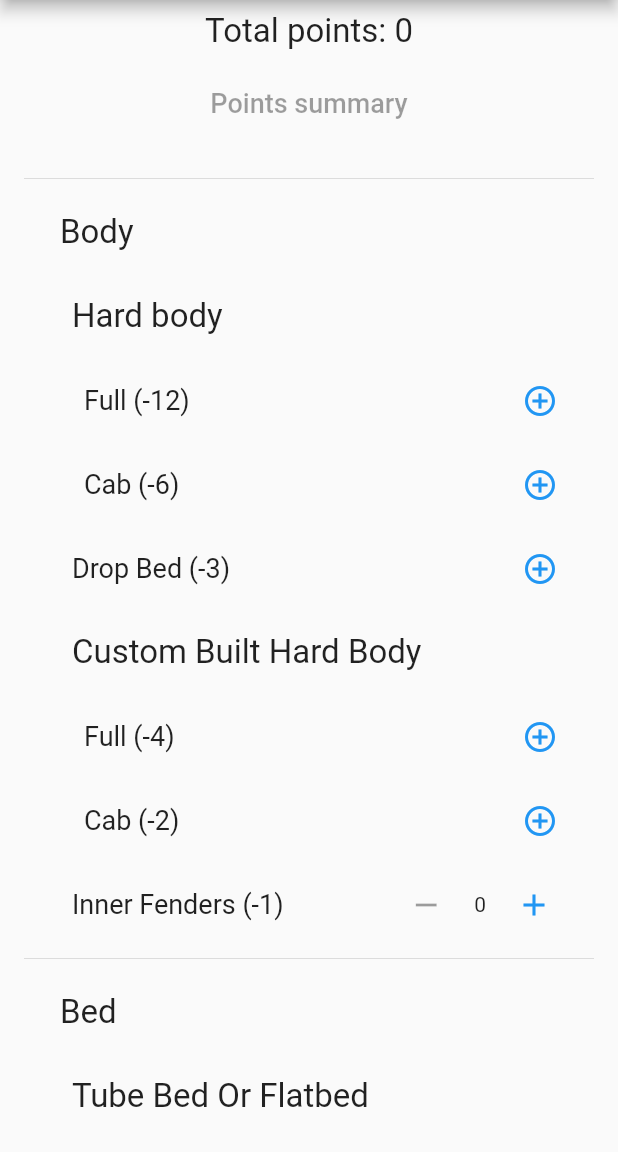
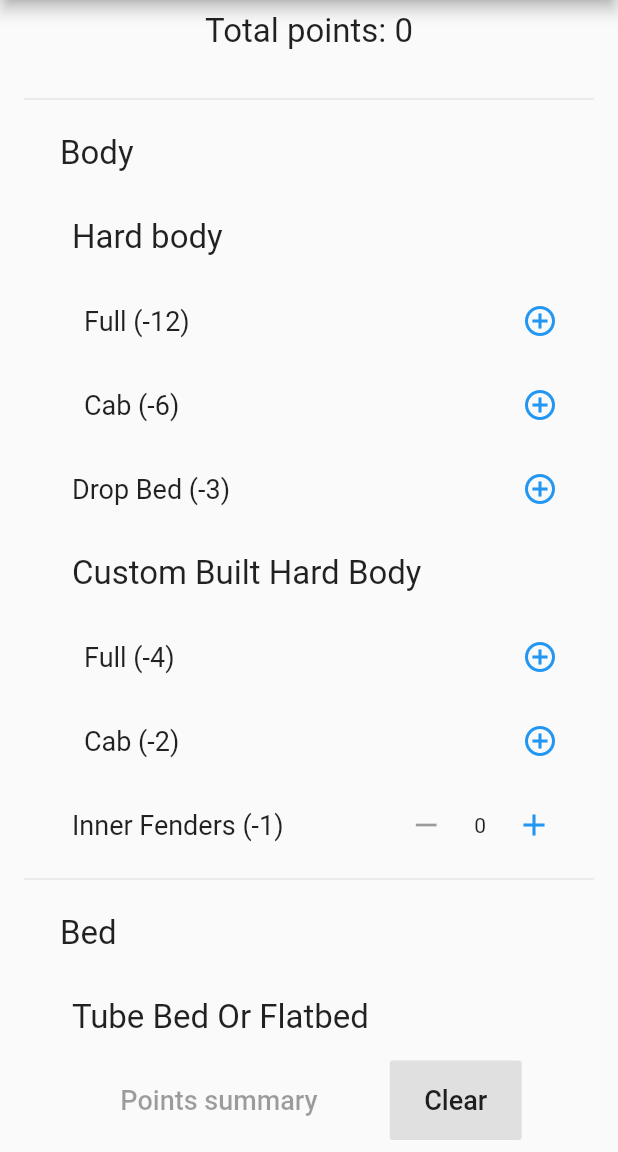
Before and after one commit to jruutiai/scale-points-calculator, a Flutter app: the screen it shows after launch, on a phone screen of 412 x 824 dp, the part 84-1236 px from its top. Run offline on Flutter 3.47's test engine with Material 2 defaults, Android fonts, the phone set to English and light mode, and no system bars; our stand-ins replace easy_localization; missing offline and left inert: language_pickers.

Commit message:
Add clear button

```diff
--- a/assets/i18n/en.json
+++ b/assets/i18n/en.json
@@ -66,5 +66,6 @@
   "functionalSubtitle": "Front Winch -2, Rear Winch -2, Lights (2 front & 2 rear) -2, others -1. Examples: Tow strap, D-ring, Pull Pal, sand ladder, hitch, opening doors and hood, spare tire mount",
   "summary": "Points summary",
   "showSummary": "Show summary",
-  "selectLanguage": "Select your language"
+  "selectLanguage": "Select your language",
+  "clear": "Clear"
 }
--- a/assets/i18n/fi.json
+++ b/assets/i18n/fi.json
@@ -4,7 +4,7 @@
   "totalPoints": "Kokonaispisteet",
   "body": "Kori",
   "hardBody": "Kovakori",
-  "full": "Koko",
+  "full": "Kokonainen",
   "cab": "Ohjaamo",
   "dropBed": "Syvä lava",
   "customHardBody": "Omavalmiste kori",
@@ -66,5 +66,6 @@
   "functionalSubtitle": "Etuvinssi -2, Takavinssi -2, Valot (2 edessä & 2 takana) -2, muut -1. Esim. hinausliina, sakkeli, maa-ankkuri, ajosillat, peräkoukku, avautuvat ovet ja konepelti, vararengasteline",
   "summary": "Pisteyhteenveto",
   "showSummary": "Näytä yhteenveto",
-  "selectLanguage": "Valitse kieli"
+  "selectLanguage": "Valitse kieli",
+  "clear": "Tyhjennä"
 }
--- a/lib/main.dart
+++ b/lib/main.dart
@@ -109,19 +109,6 @@ class _ScalePointsCalculatorState extends State<ScalePointsCalculator> {
               padding: EdgeInsets.symmetric(horizontal: 16.0, vertical: 8.0),
               child: Text("${tr('totalPoints')}: ${getPoints()}",
                   style: _headerFont)),
-          FlatButton(
-            color: ThemeData.light().buttonColor,
-            padding: EdgeInsets.all(16.0),
-            onPressed: getPoints() < 0
-                ? () {
-                    _showSummaryView();
-                  }
-                : null,
-            child: Text(
-              tr('summary'),
-              style: _biggerFont,
-            ),
-          ),
           Expanded(
               child: ListView.builder(
                   padding: EdgeInsets.all(16.0),
@@ -140,7 +127,39 @@ class _ScalePointsCalculatorState extends State<ScalePointsCalculator> {
                                       minWidth: 200, maxWidth: 800),
                                   child: _buildRow(points.items[i])))
                         ]);
-                  }))
+                  })),
+          Row(mainAxisAlignment: MainAxisAlignment.center, children: [
+            Padding(
+                padding: EdgeInsets.symmetric(horizontal: 16.0, vertical: 8.0),
+                child: FlatButton(
+                  color: ThemeData.light().buttonColor,
+                  padding: EdgeInsets.all(16.0),
+                  onPressed: getPoints() < 0
+                      ? () {
+                    _showSummaryView();
+                  }
+                      : null,
+                  child: Text(
+                    tr('summary'),
+                    style: _biggerFont,
+                  ),
+                )),
+            Padding(
+                padding: EdgeInsets.symmetric(horizontal: 16.0, vertical: 8.0),
+                child: FlatButton(
+                  color: ThemeData.light().buttonColor,
+                  padding: EdgeInsets.all(16.0),
+                  onPressed: () {
+                    setState(() {
+                      _saved.clear();
+                    });
+                  },
+                  child: Text(
+                    tr('clear'),
+                    style: _biggerFont,
+                  ),
+                ))
+          ])
         ],
       );
     }
```
